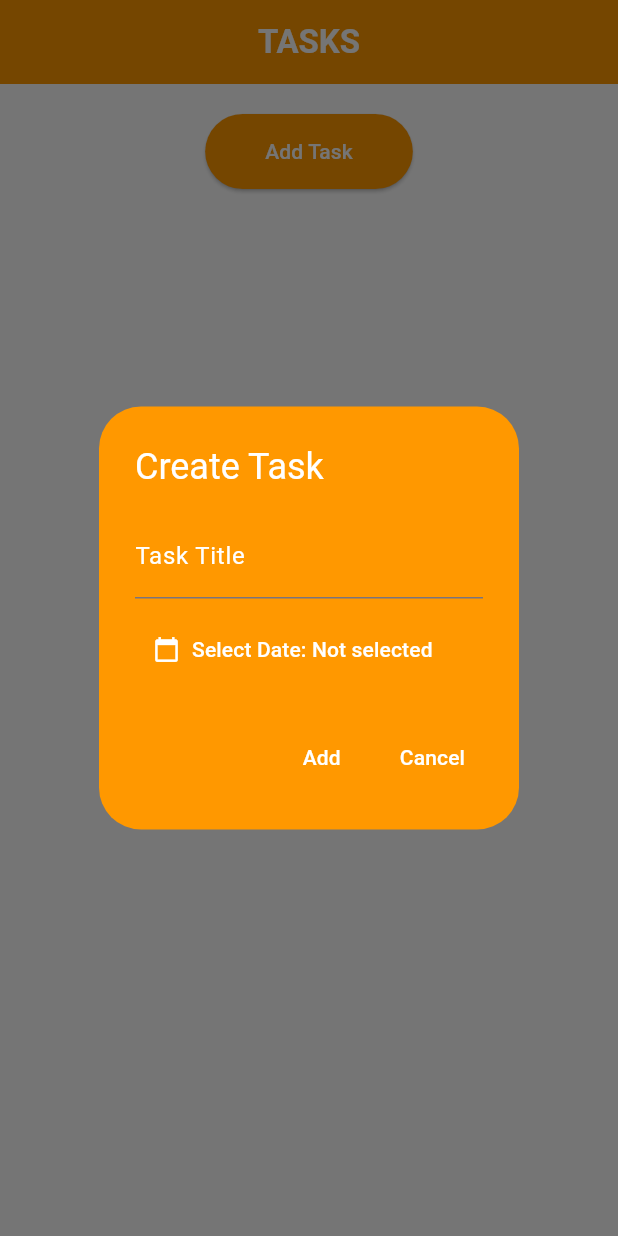
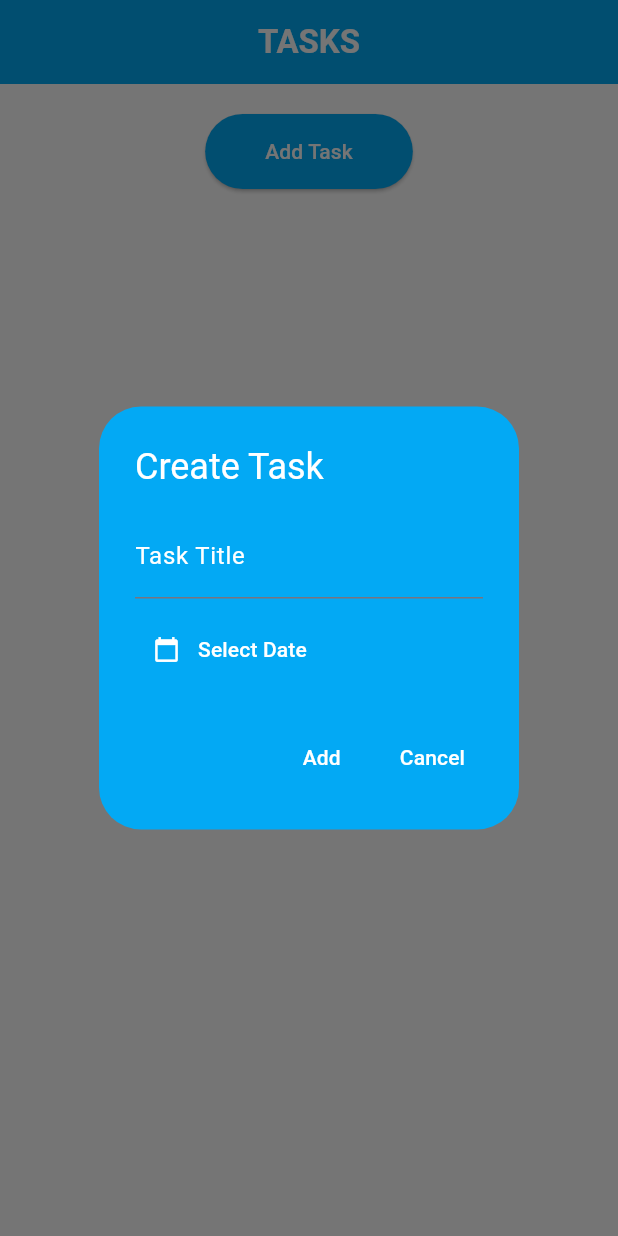
Before and after one commit to riyasfath/taskvijitha, a Flutter app: the screen it shows after launch, after a tap on "Add Task", on a phone screen of 412 x 824 dp. Run offline on Flutter 3.47's test engine with Material 3 defaults, Android fonts, the phone set to English and light mode, and no system bars; our stand-ins replace shared_preferences.

Commit message:
updated color

```diff
--- a/lib/homescreen.dart
+++ b/lib/homescreen.dart
@@ -34,7 +34,7 @@ class _HomeScreenState extends State<HomeScreen> {
         DateTime? selectedDate;
 
         return AlertDialog(
-          backgroundColor: Colors.orange, // Orange background for the dialog
+          backgroundColor: Colors.lightBlue, // Orange background for the dialog
           title: const Text('Create Task', style: TextStyle(color: Colors.white)),
           content: Column(
             mainAxisSize: MainAxisSize.min,
@@ -67,8 +67,8 @@ class _HomeScreenState extends State<HomeScreen> {
                 child: Row(
                   children: [
                     const Icon(Icons.calendar_today, color: Colors.white), // Picker icon
-                    const SizedBox(width: 8),
-                    Text('Select Date: ${selectedDate != null ? DateFormat.yMMMd().format(selectedDate!) : 'Not selected'}',
+                    const SizedBox(width: 12),
+                    Text('Select Date ${selectedDate != null ? DateFormat.yMMMd().format(selectedDate!) : ''}',
                         style: const TextStyle(color: Colors.white)),
                   ],
                 ),
@@ -105,7 +105,7 @@ class _HomeScreenState extends State<HomeScreen> {
         DateTime? selectedDate = task.date;
 
         return AlertDialog(
-          backgroundColor: Colors.orange, // Orange background for the dialog
+          backgroundColor: Colors.lightBlue, // Orange background for the dialog
           title: const Text('Edit Task', style: TextStyle(color: Colors.white)),
           content: Column(
             mainAxisSize: MainAxisSize.min,
@@ -196,7 +196,7 @@ class _HomeScreenState extends State<HomeScreen> {
   Widget build(BuildContext context) {
     return Scaffold(
       appBar: AppBar(
-        backgroundColor: Colors.orange, // Orange background for AppBar
+        backgroundColor: Colors.lightBlue, // Orange background for AppBar
         title: const Center(
           child: Text(
             'TASKS',
@@ -211,7 +211,7 @@ class _HomeScreenState extends State<HomeScreen> {
             child: ElevatedButton(
               onPressed: _addTask,
               style: ElevatedButton.styleFrom(
-                backgroundColor: Colors.orange, // Orange background
+                backgroundColor: Colors.lightBlue, // Orange background
                 padding: const EdgeInsets.symmetric(vertical: 15, horizontal: 40),
                 shape: RoundedRectangleBorder(
                   borderRadius: BorderRadius.circular(30), // Rounded button
@@ -233,7 +233,7 @@ class _HomeScreenState extends State<HomeScreen> {
                 return GestureDetector(
                   onTap: () => _editTask(tasks[index]),  // Edit task on grid item tap
                   child: Card(
-                    color: Colors.orange,  // Change to a vivid orange color
+                    color: Colors.lightBlue,  // Change to a vivid orange color
                     elevation: 5,
                     child: Padding(
                       padding: const EdgeInsets.all(16.0),
@@ -242,12 +242,12 @@ class _HomeScreenState extends State<HomeScreen> {
                         children: [
                           Text(
                             tasks[index].title,
-                            style: const TextStyle(fontSize: 16, fontWeight: FontWeight.bold),
+                            style: const TextStyle(fontSize: 16, fontWeight: FontWeight.bold,color: Colors.white),
                           ),
                           const SizedBox(height: 8),
                           Text(
                             DateFormat.yMMMd().format(tasks[index].date),  // Format the date here
-                            style: const TextStyle(color: Colors.black), // Black text for due date
+                            style: const TextStyle(color: Colors.white), // Black text for due date
                           ),
                           const SizedBox(height: 8),
                           IconButton(
--- a/lib/main.dart
+++ b/lib/main.dart
@@ -15,7 +15,7 @@ class MyApp extends StatelessWidget {
         primaryColor: Colors.orange,
         scaffoldBackgroundColor: Colors.white,
       ),
-      home: SplashScreen(),
+      home: const SplashScreen(),
     );
   }
 }
```
